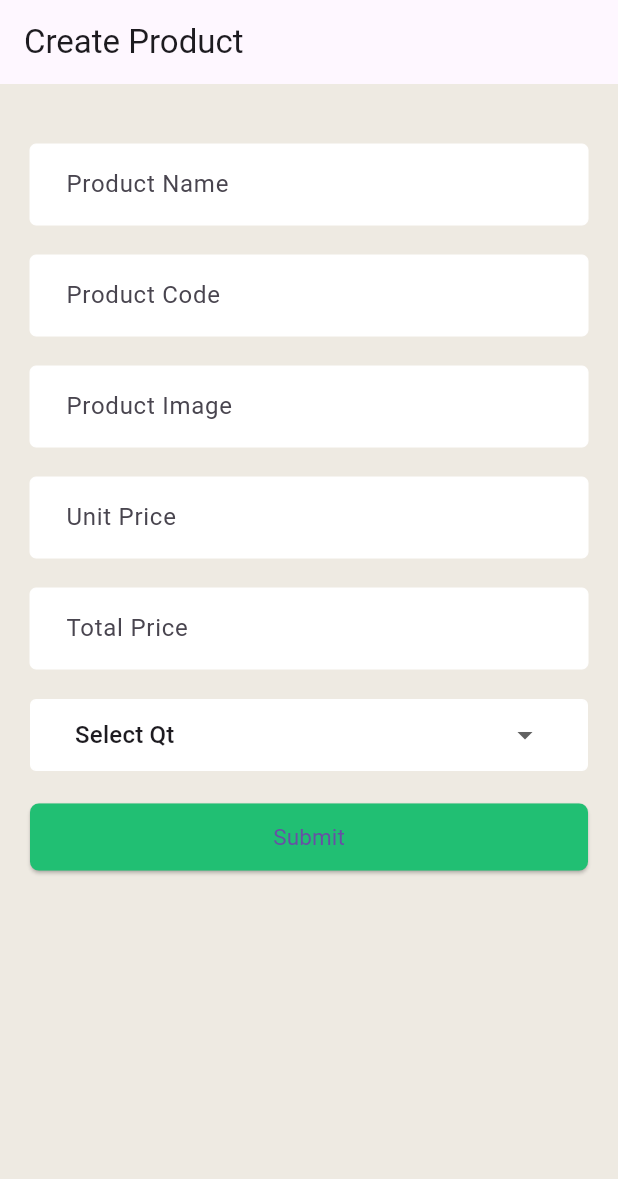
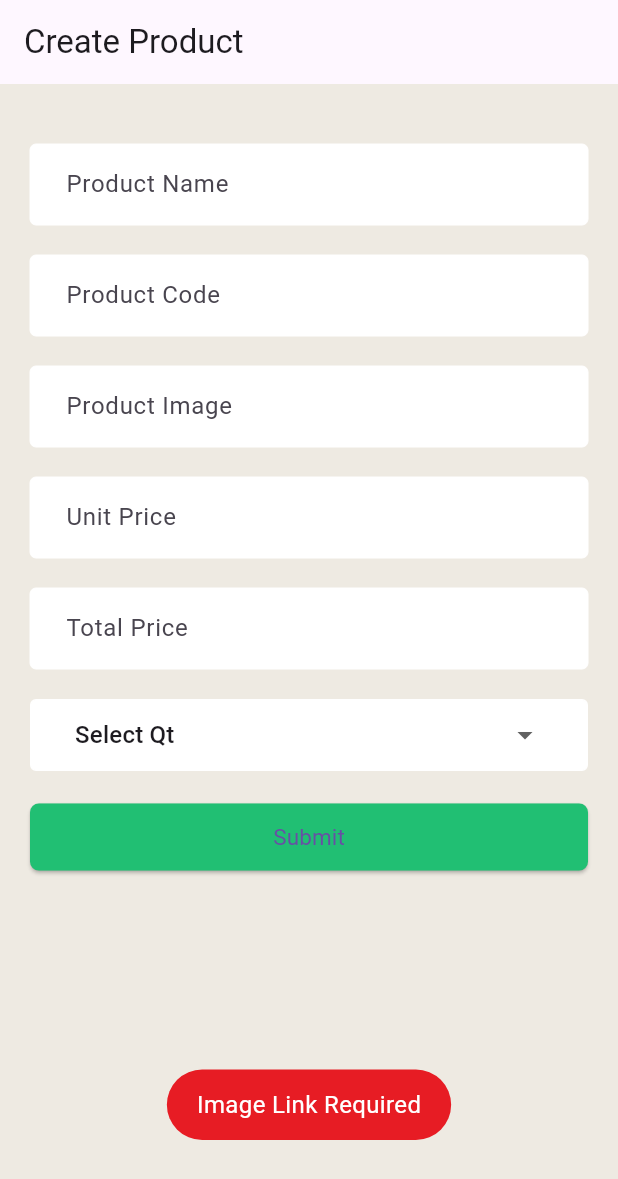
Before and after one commit to Nizarul-Islam-Prince/curdproject, a Flutter app: the screen it shows after launch, after a tap on "Submit", on a phone screen of 412 x 824 dp. Shown: the top 1179 px of the screen. Run offline on Flutter 3.47's test engine with Material 3 defaults, Android fonts, the phone set to English and light mode, and no system bars; our stand-ins replace flutter_svg, fluttertoast.

Commit message:
form validation+ error toast message + fluttertoastmsg install

```diff
--- a/lib/Screen/ProductCreteScreen.dart
+++ b/lib/Screen/ProductCreteScreen.dart
@@ -20,6 +20,24 @@ class _ProductCreateScreen extends State<ProductCreateScreen> {
     setState(() {
       FormValues.update(MapKey, (value) => Textvalue);
     });
+  }
+
+  FormOnSubmit() {
+    if (FormValues['Img']!.length == 0) {
+      ErrorToast("Image Link Required");
+    } else if (FormValues['ProductCode']!.length == 0) {
+      ErrorToast("Product Code Required");
+    } else if (FormValues['ProductName']!.length == 0) {
+      ErrorToast("Product Name Required");
+    } else if (FormValues['Qty']!.length == 0) {
+      ErrorToast("Quenty Required");
+    } else if (FormValues['TotalPrice']!.length == 0) {
+      ErrorToast("Total Price Required");
+    } else if (FormValues['UnitPrice']!.length == 0) {
+      ErrorToast("Unit Price Required");
+    } else {
+      //Data Rest Api POSt
+    }
   }
 
   @override
@@ -108,7 +126,9 @@ class _ProductCreateScreen extends State<ProductCreateScreen> {
                 Container(
                   child: ElevatedButton(
                       style: AppButtonstyle(),
-                      onPressed: () {},
+                      onPressed: () {
+                        FormOnSubmit();
+                      },
                       child: SuccessButtonChild('Submit')),
                 ),
               ]),
--- a/lib/Style/style.dart
+++ b/lib/Style/style.dart
@@ -1,5 +1,6 @@
 import 'package:flutter/material.dart';
 import 'package:flutter_svg/flutter_svg.dart';
+import 'package:fluttertoast/fluttertoast.dart';
 
 const ColorRed = Color.fromRGBO(231, 28, 36, 1);
 const ColorGreen = Color.fromRGBO(33, 191, 115, 1);
@@ -66,3 +67,25 @@ Ink SuccessButtonChild(ButtonText) {
     ),
   );
 }
+
+void ErrorToast(Error) {
+  Fluttertoast.showToast(
+      msg: Error,
+      toastLength: Toast.LENGTH_SHORT,
+      gravity: ToastGravity.BOTTOM,
+      timeInSecForIosWeb: 1,
+      backgroundColor: ColorRed,
+      textColor: ColorWhite,
+      fontSize: 16.0);
+}
+
+void SucessToast(Sucess) {
+  Fluttertoast.showToast(
+      msg: Sucess,
+      toastLength: Toast.LENGTH_SHORT,
+      gravity: ToastGravity.BOTTOM,
+      timeInSecForIosWeb: 1,
+      backgroundColor: ColorGreen,
+      textColor: ColorWhite,
+      fontSize: 16.0);
+}
--- a/pubspec.yaml
+++ b/pubspec.yaml
@@ -37,6 +37,7 @@ dependencies:
   cupertino_icons: ^1.0.2
   http: ^1.1.0
   flutter_svg: ^2.0.9
+  fluttertoast: ^8.2.4
 
 dev_dependencies:
   flutter_test:
```
Also changed, not shown: lib/Utility/Utility.dart (line endings or trailing spaces), pubspec.lock.
